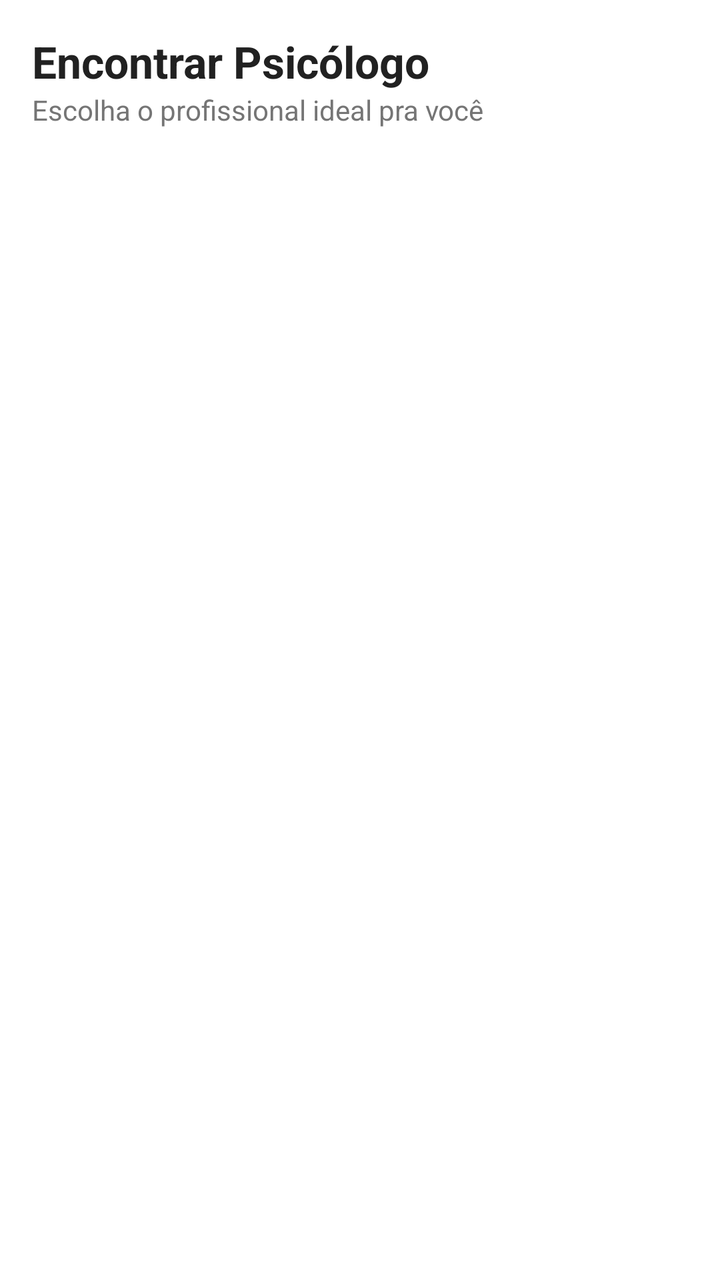
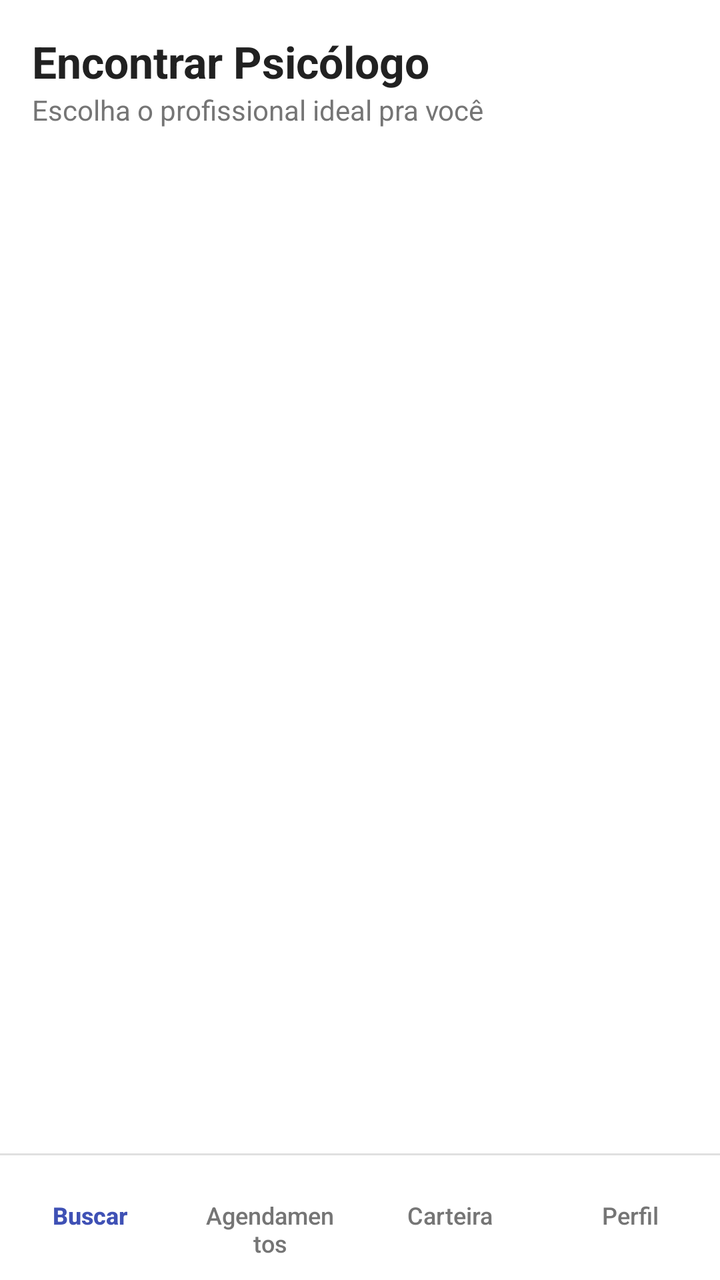

Two renders of the same Android screen: before a commit and after it. Below are the layout's source before the change and the commit's diff.
<!-- AndroidManifest.xml: application theme AppTheme -->
<!-- res/layout/activity_marketplace.xml -->
<?xml version="1.0" encoding="utf-8"?>
<LinearLayout xmlns:android="http://schemas.android.com/apk/res/android"
    android:layout_width="match_parent"
    android:layout_height="match_parent"
    android:orientation="vertical"
    android:background="@color/corFundo"
    android:padding="16dp">

    <TextView
        android:layout_width="wrap_content"
        android:layout_height="wrap_content"
        android:text="@string/marketplace_titulo"
        android:textStyle="bold"
        android:textSize="22sp"
        android:textColor="@color/corTextoPrimario" />

    <TextView
        android:layout_width="wrap_content"
        android:layout_height="wrap_content"
        android:layout_marginBottom="12dp"
        android:text="@string/marketplace_subtitulo"
        android:textColor="@color/corTextoSecundario" />

    <ListView
        android:id="@+id/listPsicologos"
        android:layout_width="match_parent"
        android:layout_height="match_parent"
        android:divider="@color/corTextoSecundario"
        android:dividerHeight="1dp" />

</LinearLayout>
<!-- resources referenced by this layout -->
<resources>
  <color name="corFundo">#FFFFFF</color>
  <color name="corTextoPrimario">#212121</color>
  <color name="corTextoSecundario">#757575</color>
  <string name="marketplace_subtitulo">Escolha o profissional ideal pra você</string>
  <string name="marketplace_titulo">Encontrar Psicólogo</string>
  <style name="AppTheme" parent="Theme.AppCompat.Light.DarkActionBar">
          <item name="colorPrimary">@color/colorPrimary</item>
          <item name="colorPrimaryDark">@color/colorPrimaryDark</item>
          <item name="colorAccent">@color/colorAccent</item>
      </style>
  <color name="colorPrimary">#3F51B5</color>
  <color name="colorPrimaryDark">#303F9F</color>
  <color name="colorAccent">#3F51B5</color>
</resources>

<!-- the commit's change to res/layout/activity_marketplace.xml (unified diff, before → after) -->
@@ -1,31 +1,101 @@
 <?xml version="1.0" encoding="utf-8"?>
-<LinearLayout xmlns:android="http://schemas.android.com/apk/res/android"
+<RelativeLayout xmlns:android="http://schemas.android.com/apk/res/android"
     android:layout_width="match_parent"
     android:layout_height="match_parent"
-    android:orientation="vertical"
-    android:background="@color/corFundo"
-    android:padding="16dp">
+    android:background="@color/corFundo">
 
-    <TextView
-        android:layout_width="wrap_content"
-        android:layout_height="wrap_content"
-        android:text="@string/marketplace_titulo"
-        android:textStyle="bold"
-        android:textSize="22sp"
-        android:textColor="@color/corTextoPrimario" />
-
-    <TextView
-        android:layout_width="wrap_content"
-        android:layout_height="wrap_content"
-        android:layout_marginBottom="12dp"
-        android:text="@string/marketplace_subtitulo"
-        android:textColor="@color/corTextoSecundario" />
-
-    <ListView
-        android:id="@+id/listPsicologos"
+    <LinearLayout
         android:layout_width="match_parent"
         android:layout_height="match_parent"
-        android:divider="@color/corTextoSecundario"
-        android:dividerHeight="1dp" />
+        android:layout_above="@id/bottomNav"
+        android:orientation="vertical"
+        android:padding="16dp">
 
-</LinearLayout>
+        <TextView
+            android:layout_width="wrap_content"
+            android:layout_height="wrap_content"
+            android:text="@string/marketplace_titulo"
+            android:textStyle="bold"
+            android:textSize="22sp"
+            android:textColor="@color/corTextoPrimario" />
+
+        <TextView
+            android:layout_width="wrap_content"
+            android:layout_height="wrap_content"
+            android:layout_marginBottom="12dp"
+            android:text="@string/marketplace_subtitulo"
+            android:textColor="@color/corTextoSecundario" />
+
+        <ListView
+            android:id="@+id/listPsicologos"
+            android:layout_width="match_parent"
+            android:layout_height="match_parent"
+            android:divider="@color/corTextoSecundario"
+            android:dividerHeight="1dp" />
+
+    </LinearLayout>
+
+    <View
+        android:layout_width="match_parent"
+        android:layout_height="1dp"
+        android:layout_above="@id/bottomNav"
+        android:background="@color/corDivisor" />
+
+    <LinearLayout
+        android:id="@+id/bottomNav"
+        android:layout_width="match_parent"
+        android:layout_height="wrap_content"
+        android:layout_alignParentBottom="true"
+        android:orientation="horizontal"
+        android:background="@color/corFundo"
+        android:paddingTop="6dp"
+        android:paddingBottom="6dp">
+
+        <Button
+            android:id="@+id/btnNavBuscar"
+            style="?android:attr/borderlessButtonStyle"
+            android:layout_width="0dp"
+            android:layout_height="wrap_content"
+            android:layout_weight="1"
+            android:textAllCaps="false"
+            android:textSize="12sp"
+            android:textStyle="bold"
+            android:textColor="@color/colorPrimary"
+            android:text="@string/nav_buscar" />
+
+        <Button
+            android:id="@+id/btnNavAgendamentos"
+            style="?android:attr/borderlessButtonStyle"
+            android:layout_width="0dp"
+            android:layout_height="wrap_content"
+            android:layout_weight="1"
+            android:textAllCaps="false"
+            android:textSize="12sp"
+            android:textColor="@color/corTextoSecundario"
+            android:text="@string/nav_agendamentos" />
+
+        <Button
+            android:id="@+id/btnNavCarteira"
+            style="?android:attr/borderlessButtonStyle"
+            android:layout_width="0dp"
+            android:layout_height="wrap_content"
+            android:layout_weight="1"
+            android:textAllCaps="false"
+            android:textSize="12sp"
+            android:textColor="@color/corTextoSecundario"
+            android:text="@string/nav_carteira" />
+
+        <Button
+            android:id="@+id/btnNavPerfil"
+            style="?android:attr/borderlessButtonStyle"
+            android:layout_width="0dp"
+            android:layout_height="wrap_content"
+            android:layout_weight="1"
+            android:textAllCaps="false"
+            android:textSize="12sp"
+            android:textColor="@color/corTextoSecundario"
+            android:text="@string/nav_perfil" />
+
+    </LinearLayout>
+
+</RelativeLayout>
<!-- resource entries referenced after the edit -->
@@ -1,16 +1,21 @@
 <!-- resources referenced by this layout -->
 <resources>
+  <color name="colorPrimary">#3F51B5</color>
+  <color name="corDivisor">#E0E0E0</color>
   <color name="corFundo">#FFFFFF</color>
   <color name="corTextoPrimario">#212121</color>
   <color name="corTextoSecundario">#757575</color>
   <string name="marketplace_subtitulo">Escolha o profissional ideal pra você</string>
   <string name="marketplace_titulo">Encontrar Psicólogo</string>
+  <string name="nav_agendamentos">Agendamentos</string>
+  <string name="nav_buscar">Buscar</string>
+  <string name="nav_carteira">Carteira</string>
+  <string name="nav_perfil">Perfil</string>
   <style name="AppTheme" parent="Theme.AppCompat.Light.DarkActionBar">
           <item name="colorPrimary">@color/colorPrimary</item>
           <item name="colorPrimaryDark">@color/colorPrimaryDark</item>
           <item name="colorAccent">@color/colorAccent</item>
       </style>
-  <color name="colorPrimary">#3F51B5</color>
   <color name="colorPrimaryDark">#303F9F</color>
   <color name="colorAccent">#3F51B5</color>
 </resources>
